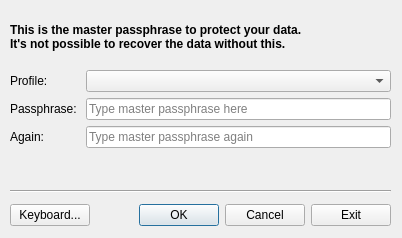
Above: Wilhelmina/MasterPasswordDialog.ui from nrosvall/Wilhelmina before the change. Below: the same form after it.
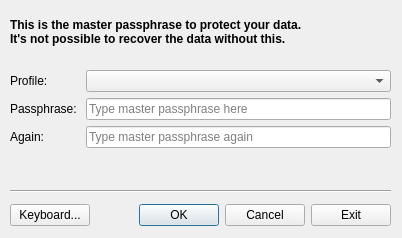
That is the form after the change. Icons and pictures are not drawn.

Commit message: Add logo to the master passphrase dialog

Patch:
```diff
--- a/Wilhelmina/MasterPasswordDialog.ui
+++ b/Wilhelmina/MasterPasswordDialog.ui
@@ -100,10 +100,10 @@
      <x>10</x>
      <y>10</y>
      <width>381</width>
-     <height>54</height>
+     <height>44</height>
     </rect>
    </property>
-   <layout class="QVBoxLayout" name="verticalLayout_2">
+   <layout class="QHBoxLayout" name="horizontalLayout">
     <item>
      <widget class="QLabel" name="label">
       <property name="sizePolicy">
@@ -120,6 +120,29 @@
       </property>
      </widget>
     </item>
+    <item>
+     <spacer name="horizontalSpacer">
+      <property name="orientation">
+       <enum>Qt::Horizontal</enum>
+      </property>
+      <property name="sizeHint" stdset="0">
+       <size>
+        <width>40</width>
+        <height>20</height>
+       </size>
+      </property>
+     </spacer>
+    </item>
+    <item>
+     <widget class="QLabel" name="label_4">
+      <property name="text">
+       <string/>
+      </property>
+      <property name="pixmap">
+       <pixmap resource="Wilhelmina.qrc">:/wilhelmina/icons/wilhelmina_small.png</pixmap>
+      </property>
+     </widget>
+    </item>
    </layout>
   </widget>
   <widget class="QWidget" name="formLayoutWidget">
```
Left out of the diff: 4 changed lines with no effect on the pictures. The commit also changes 2 other files.
